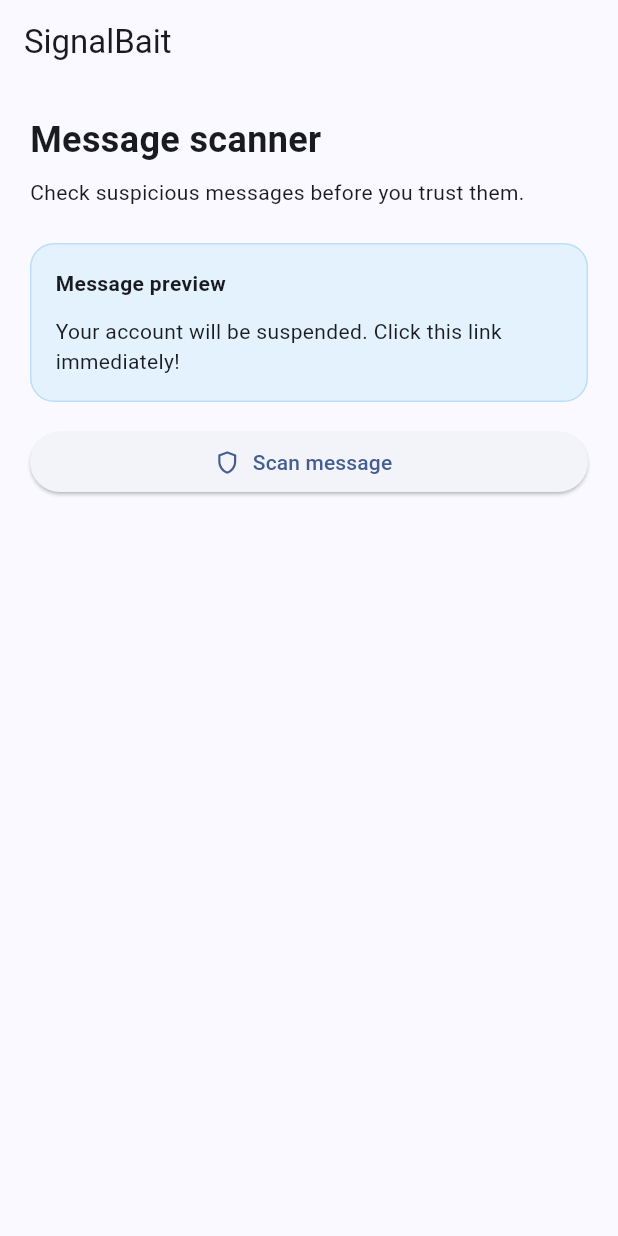
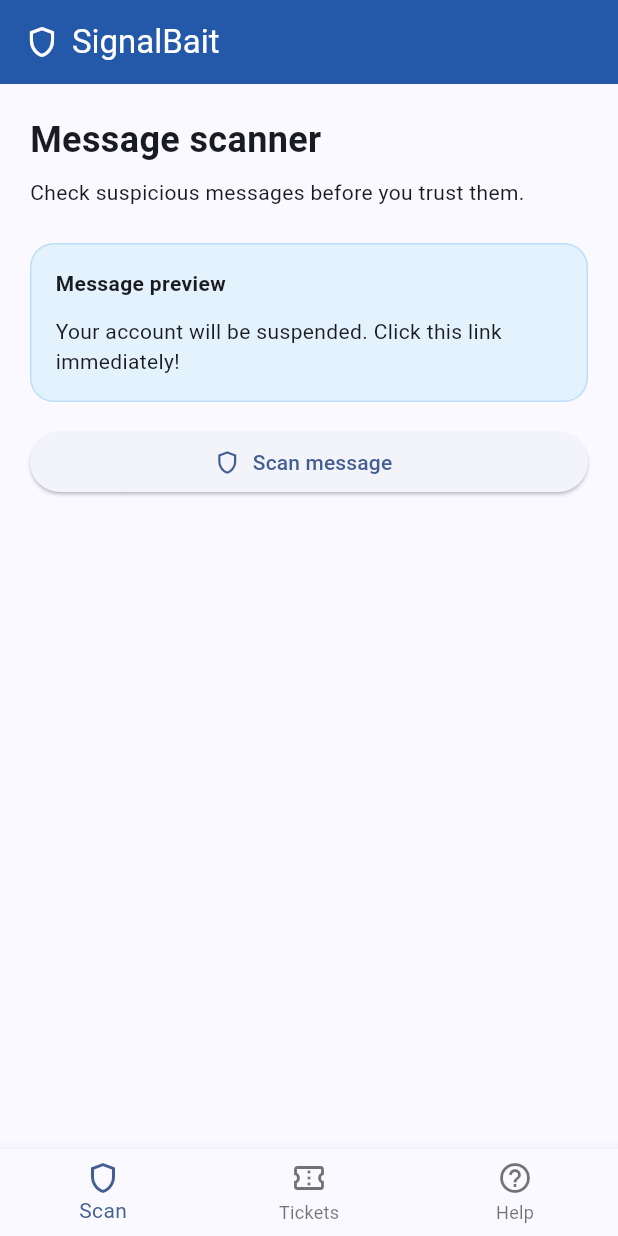
Before and after one commit to Ed0304/SignalBait-Mobile-App, a Flutter app: the screen it shows after launch, on a phone screen of 412 x 824 dp. Run offline on Flutter 3.47's test engine with Material 3 defaults, Android fonts, the phone set to English and light mode, and no system bars.

Commit message:
Changed layout settings to implement React (props state)-like behavior, where the header and footer will appear in almost every page

```diff
--- a/lib/main.dart
+++ b/lib/main.dart
@@ -1,8 +1,9 @@
 
 import 'package:flutter/material.dart';
+import 'package:signalbait_mobile/widgets/main_layout.dart';
 
 void main() {
-  //The main script to run the application.
+  // The main script to run the application.
   runApp(const SignalBaitApp());
 }
 
@@ -29,11 +30,8 @@ class ScannerScreen extends StatelessWidget {
 
   @override
   Widget build(BuildContext context) {
-    return Scaffold(
-      appBar: AppBar(
-        title: const Text('SignalBait'),
-      ),
-      body: Padding(
+    return MainLayout(
+      child: Padding(
         padding: const EdgeInsets.all(20),
         child: Column(
           crossAxisAlignment: CrossAxisAlignment.start,
@@ -50,7 +48,6 @@ class ScannerScreen extends StatelessWidget {
               'Check suspicious messages before you trust them.',
             ),
             const SizedBox(height: 24),
-
             Container(
               width: double.infinity,
               padding: const EdgeInsets.all(16),
@@ -78,9 +75,7 @@ class ScannerScreen extends StatelessWidget {
                 ],
               ),
             ),
-
             const SizedBox(height: 16),
-
             SizedBox(
               width: double.infinity,
               child: ElevatedButton.icon(
--- a/lib/widgets/footer.dart
+++ b/lib/widgets/footer.dart
@@ -1,16 +1,35 @@
+
 import 'package:flutter/material.dart';
 
-class Footer extends StatelessWidget{
-  //Constructor
-  const Footer({super.key});
+class Footer extends StatelessWidget {
+  final int currentIndex;
+  final ValueChanged<int> onTap;
+
+  const Footer({
+    super.key,
+    required this.currentIndex,
+    required this.onTap,
+  });
 
   @override
-  Widget build(BuildContext context){
-    return AppBar(
-      title: const Text("SignalBait"),
+  Widget build(BuildContext context) {
+    return BottomNavigationBar(
+      currentIndex: currentIndex,
+      onTap: onTap,
+      items: const [
+        BottomNavigationBarItem(
+          icon: Icon(Icons.shield_outlined),
+          label: 'Scan',
+        ),
+        BottomNavigationBarItem(
+          icon: Icon(Icons.confirmation_number_outlined),
+          label: 'Tickets',
+        ),
+        BottomNavigationBarItem(
+          icon: Icon(Icons.help_outline),
+          label: 'Help',
+        ),
+      ],
     );
   }
-
-
-
 }
--- a/lib/widgets/header.dart
+++ b/lib/widgets/header.dart
@@ -1,16 +1,25 @@
+
 import 'package:flutter/material.dart';
 
-class Header extends StatelessWidget{
-  //Constructor
+class Header extends StatelessWidget implements PreferredSizeWidget {
   const Header({super.key});
 
   @override
-  Widget build(BuildContext context){
+  Size get preferredSize => const Size.fromHeight(kToolbarHeight);
+
+  @override
+  Widget build(BuildContext context) {
     return AppBar(
-      title: const Text("SignalBait"),
+      title: const Row(
+        children: [
+          Icon(Icons.shield_outlined),
+          SizedBox(width: 8),
+          Text('SignalBait'),
+        ],
+      ),
+      backgroundColor: const Color(0xFF2459A9),
+      foregroundColor: Colors.white,
+      elevation: 0,
     );
   }
-
-
-
 }
--- /dev/null
+++ b/lib/widgets/main_layout.dart
@@ -0,0 +1,38 @@
+
+import 'package:flutter/material.dart';
+import 'header.dart';
+import 'footer.dart';
+
+class MainLayout extends StatefulWidget {
+  final Widget child;
+
+  const MainLayout({
+    super.key,
+    required this.child,
+  });
+
+  @override
+  State<MainLayout> createState() => _MainLayoutState();
+}
+
+class _MainLayoutState extends State<MainLayout> {
+  int _currentIndex = 0;
+
+  void _onTabTapped(int index) {
+    setState(() {
+      _currentIndex = index;
+    });
+  }
+
+  @override
+  Widget build(BuildContext context) {
+    return Scaffold(
+      appBar: const Header(),
+      body: widget.child,
+      bottomNavigationBar: Footer(
+        currentIndex: _currentIndex,
+        onTap: _onTabTapped,
+      ),
+    );
+  }
+}
```
